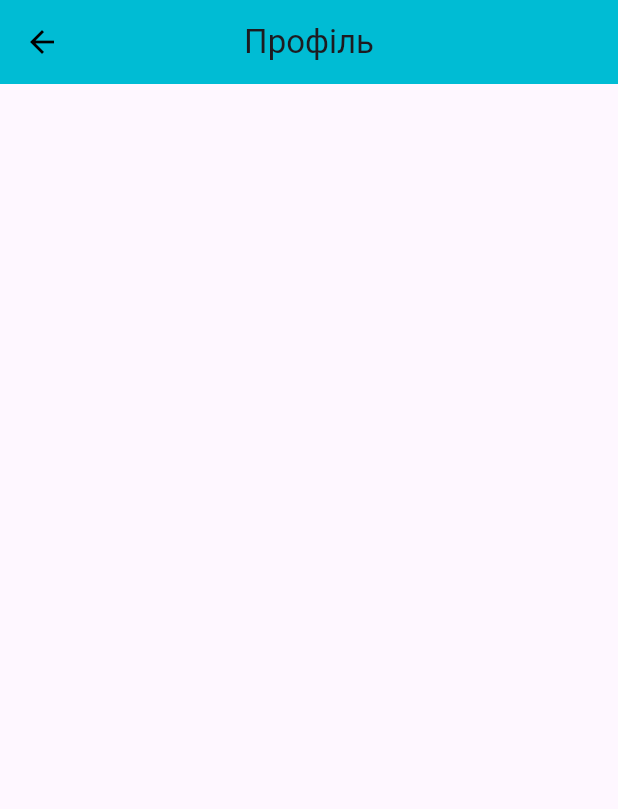
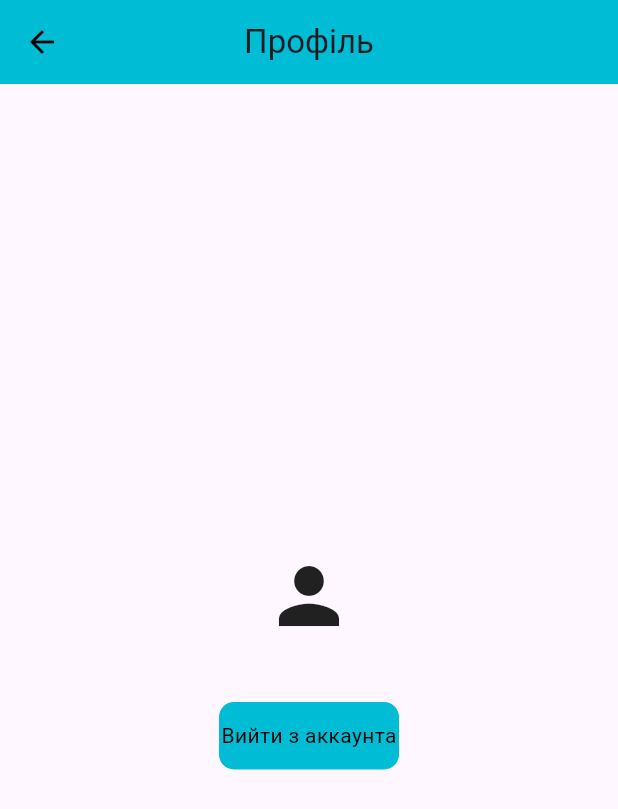
Before and after one commit to prankroker/mobilka_avto, a Flutter app: the Profile screen opened directly, on a phone screen of 412 x 824 dp. Shown: the top 809 px of the screen. Run offline on Flutter 3.47's test engine with Material 3 defaults, Android fonts, the phone set to English and light mode, and no system bars; our stand-ins replace cloud_firestore, firebase_auth, firebase_core, flutter_map, fluttertoast, font_awesome_flutter and 2 more; accounts and stored records are empty; network calls fail.

Commit message:
Third Commit
Made authentification, and some visual elements

```diff
--- a/lib/main.dart
+++ b/lib/main.dart
@@ -37,6 +37,7 @@ class MyApp extends StatelessWidget{
     const String appTitle = 'Оренда авто';// назва в шапці
       return Scaffold(
         appBar: AppBar(
+          automaticallyImplyLeading: false,
           title: const Text(appTitle),
           centerTitle: true,
         ),
--- a/lib/mainpage.dart
+++ b/lib/mainpage.dart
@@ -14,6 +14,7 @@ class MainPage extends StatelessWidget{
       data: buildAppTheme(),
       child: Scaffold(
         appBar: AppBar(
+          automaticallyImplyLeading: false,
           title: const Text(appTitle),
           centerTitle: true,
           actions: [
@@ -22,7 +23,7 @@ class MainPage extends StatelessWidget{
               onPressed:(){
                 Navigator.push(
                     context,
-                    MaterialPageRoute(builder: (context) => const Profile())
+                    MaterialPageRoute(builder: (context) => Profile())
                 );
               },
             )
--- a/lib/profile.dart
+++ b/lib/profile.dart
@@ -1,8 +1,13 @@
+import 'package:firebase_auth/firebase_auth.dart';
 import 'package:flutter/material.dart';
+import 'package:mobilka_avto/global/common/toast.dart';
+import 'package:mobilka_avto/login.dart';
 import 'package:mobilka_avto/theme.dart';
 
 class Profile extends StatelessWidget{
-  const Profile({super.key});
+   Profile({super.key});
+
+  final currentUser = FirebaseAuth.instance.currentUser;
 
   @override
   Widget build(BuildContext context) {
@@ -14,6 +19,39 @@ class Profile extends StatelessWidget{
           title: const Text(appTitle),
           centerTitle: true,
         ),
+        body: Column(
+          mainAxisAlignment: MainAxisAlignment.center ,
+          children: [
+            const Icon(Icons.person,size: 60,),
+            Row(
+              mainAxisAlignment: MainAxisAlignment.center,
+              children: [
+                Text(currentUser!.email!),
+              ],
+            ),
+            const SizedBox(height: 20,),
+            Row(
+              mainAxisAlignment: MainAxisAlignment.center,
+              children: [
+            GestureDetector(
+              onTap: (){
+                FirebaseAuth.instance.signOut();
+                Navigator.push(context, MaterialPageRoute(builder: (context) => const Login()));
+                showToast(message: 'Successfully signed out');
+              },
+              child: Container(
+              height: 45, width: 120,
+                decoration: BoxDecoration(
+                  color: Colors.cyan,
+                  borderRadius: BorderRadius.circular(10)
+                ),
+                child: const Center(child: Text("Вийти з аккаунта",style: TextStyle(color: Colors.black))),
+            ),
+            ),
+            ],
+            ),
+          ],
+        ),
       ),
     );
   }
--- a/pubspec.yaml
+++ b/pubspec.yaml
@@ -31,6 +31,11 @@ dependencies:
   cloud_firestore:
   firebase_core:
   flutter_map:
+  firebase_storage:
+  firebase_auth:
+  google_sign_in:
+  font_awesome_flutter:
+  fluttertoast:
   latlong2:
   flutter:
     sdk: flutter
```
Also changed, not shown: lib/firebase_auth_implementation/firebase_auth_services.dart (added, +37 -0 lines), lib/global/common/toast.dart (added, +14 -0 lines), lib/login.dart (+91 -12 lines), lib/registration.dart (+47 -9 lines).
